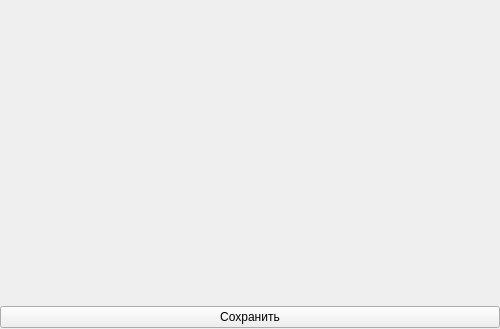
Old version of the form ui_files/successful_purchase.ui in the repository gg-master/Cinema_prj.
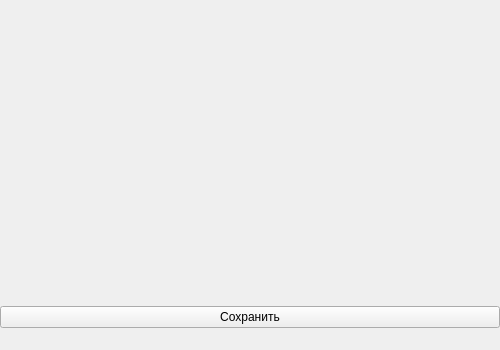
New version of the form.

```diff
--- a/ui_files/successful_purchase.ui
+++ b/ui_files/successful_purchase.ui
@@ -7,7 +7,7 @@
     <x>0</x>
     <y>0</y>
     <width>500</width>
-    <height>329</height>
+    <height>350</height>
    </rect>
   </property>
   <property name="sizePolicy">
@@ -25,7 +25,7 @@
   <property name="maximumSize">
    <size>
     <width>500</width>
-    <height>329</height>
+    <height>350</height>
    </size>
   </property>
   <property name="windowTitle">
@@ -73,6 +73,19 @@
      </property>
     </widget>
    </item>
+   <item>
+    <widget class="QLabel" name="statusBar">
+     <property name="sizePolicy">
+      <sizepolicy hsizetype="Preferred" vsizetype="Preferred">
+       <horstretch>0</horstretch>
+       <verstretch>0</verstretch>
+      </sizepolicy>
+     </property>
+     <property name="text">
+      <string/>
+     </property>
+    </widget>
+   </item>
   </layout>
  </widget>
  <resources/>
```
Left out of the diff: 6 changed lines with no effect on the pictures.
